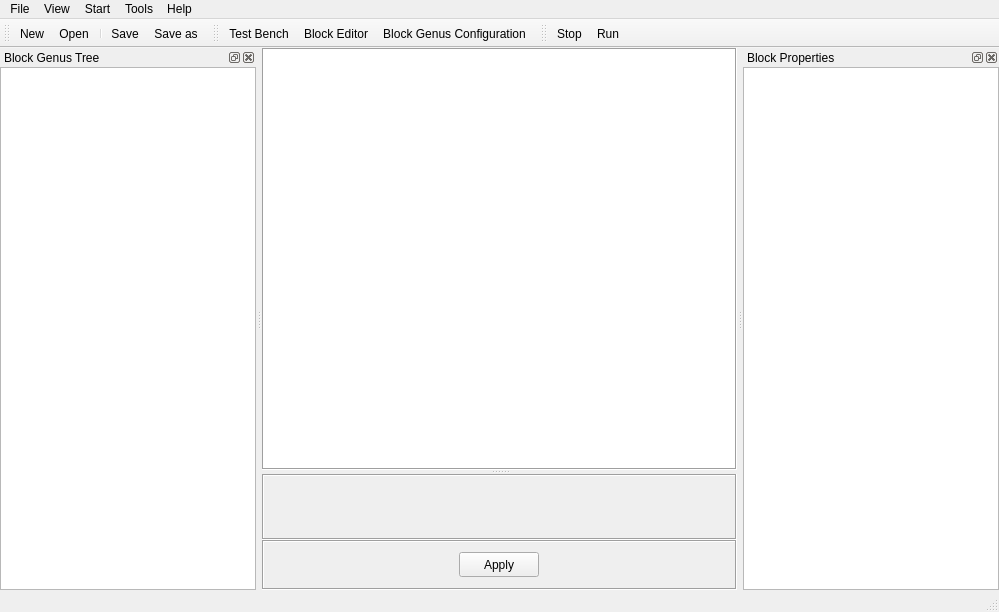
First picture: the form in main.ui, repository go2net/PythonBlocks, before the edit.
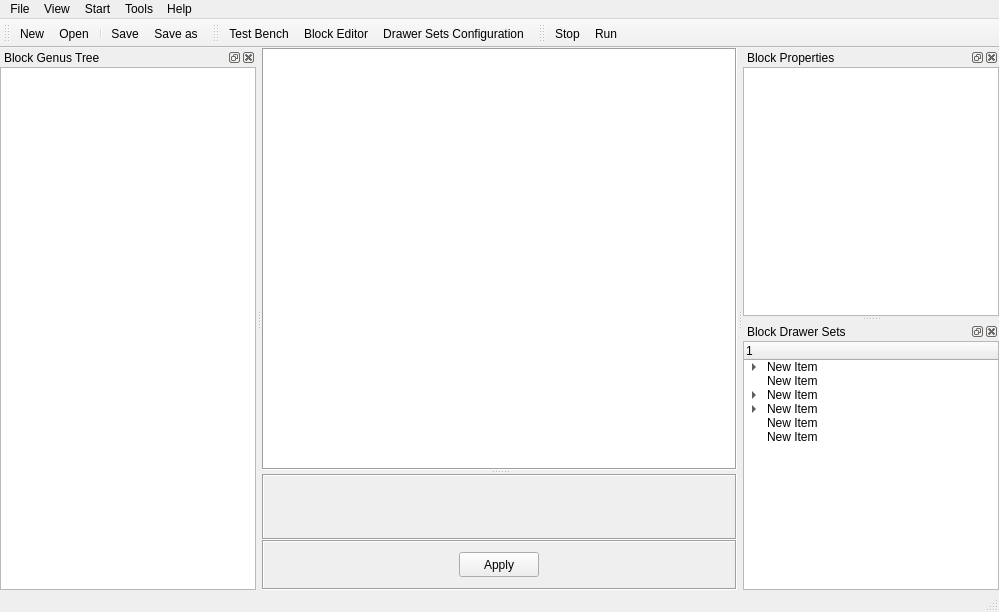
Second picture: the form after the edit. Icons and pictures are not drawn. Custom widgets are drawn as their Qt base class.

The edit to the form file:
```diff
--- a/main.ui
+++ b/main.ui
@@ -296,7 +296,7 @@
    </attribute>
    <addaction name="actionTestBench"/>
    <addaction name="actionBlockEditor"/>
-   <addaction name="actionBlockGenusConfiguration"/>
+   <addaction name="actionDrawersets"/>
   </widget>
   <widget class="QToolBar" name="toolBar3">
    <property name="windowTitle">
@@ -332,6 +332,104 @@
     </layout>
    </widget>
   </widget>
+  <widget class="QDockWidget" name="drawerSetsWnd">
+   <property name="windowTitle">
+    <string>Block Drawer Sets</string>
+   </property>
+   <attribute name="dockWidgetArea">
+    <number>2</number>
+   </attribute>
+   <widget class="QWidget" name="dockWidgetContents">
+    <layout class="QVBoxLayout" name="verticalLayout_5">
+     <property name="spacing">
+      <number>0</number>
+     </property>
+     <property name="margin">
+      <number>0</number>
+     </property>
+     <item>
+      <widget class="QTreeWidget" name="twDrawerSets">
+       <property name="dragDropMode">
+        <enum>QAbstractItemView::DropOnly</enum>
+       </property>
+       <property name="defaultDropAction">
+        <enum>Qt::CopyAction</enum>
+       </property>
+       <column>
+        <property name="text">
+         <string>1</string>
+        </property>
+       </column>
+       <item>
+        <property name="text">
+         <string>New Item</string>
+        </property>
+        <item>
+         <property name="text">
+          <string>New Item</string>
+         </property>
+        </item>
+        <item>
+         <property name="text">
+          <string>New Subitem</string>
+         </property>
+        </item>
+        <item>
+         <property name="text">
+          <string>New Item</string>
+         </property>
+        </item>
+        <item>
+         <property name="text">
+          <string>New Item</string>
+         </property>
+        </item>
+        <item>
+         <property name="text">
+          <string>New Item</string>
+         </property>
+        </item>
+       </item>
+       <item>
+        <property name="text">
+         <string>New Item</string>
+        </property>
+       </item>
+       <item>
+        <property name="text">
+         <string>New Item</string>
+        </property>
+        <item>
+         <property name="text">
+          <string>New Subitem</string>
+         </property>
+        </item>
+       </item>
+       <item>
+        <property name="text">
+         <string>New Item</string>
+        </property>
+        <item>
+         <property name="text">
+          <string>New Subitem</string>
+         </property>
+        </item>
+       </item>
+       <item>
+        <property name="text">
+         <string>New Item</string>
+        </property>
+       </item>
+       <item>
+        <property name="text">
+         <string>New Item</string>
+        </property>
+       </item>
+      </widget>
+     </item>
+    </layout>
+   </widget>
+  </widget>
   <action name="actionOpen">
    <property name="icon">
     <iconset>
@@ -444,18 +542,6 @@
     <string>About</string>
    </property>
   </action>
-  <action name="actionBlockGenusConfiguration">
-   <property name="checkable">
-    <bool>true</bool>
-   </property>
-   <property name="icon">
-    <iconset>
-     <normaloff>resource/gnome_system_config.png</normaloff>resource/gnome_system_config.png</iconset>
-   </property>
-   <property name="text">
-    <string>Block Genus Configuration</string>
-   </property>
-  </action>
   <action name="actionBlockEditor">
    <property name="checkable">
     <bool>true</bool>
@@ -480,6 +566,15 @@
     <string>Test Bench</string>
    </property>
   </action>
+  <action name="actionDrawersets">
+   <property name="icon">
+    <iconset>
+     <normaloff>resource/128-48.png</normaloff>resource/128-48.png</iconset>
+   </property>
+   <property name="text">
+    <string>Drawer Sets Configuration</string>
+   </property>
+  </action>
  </widget>
  <customwidgets>
   <customwidget>
```
Left out of the diff: 6 changed lines with no effect on the pictures.
